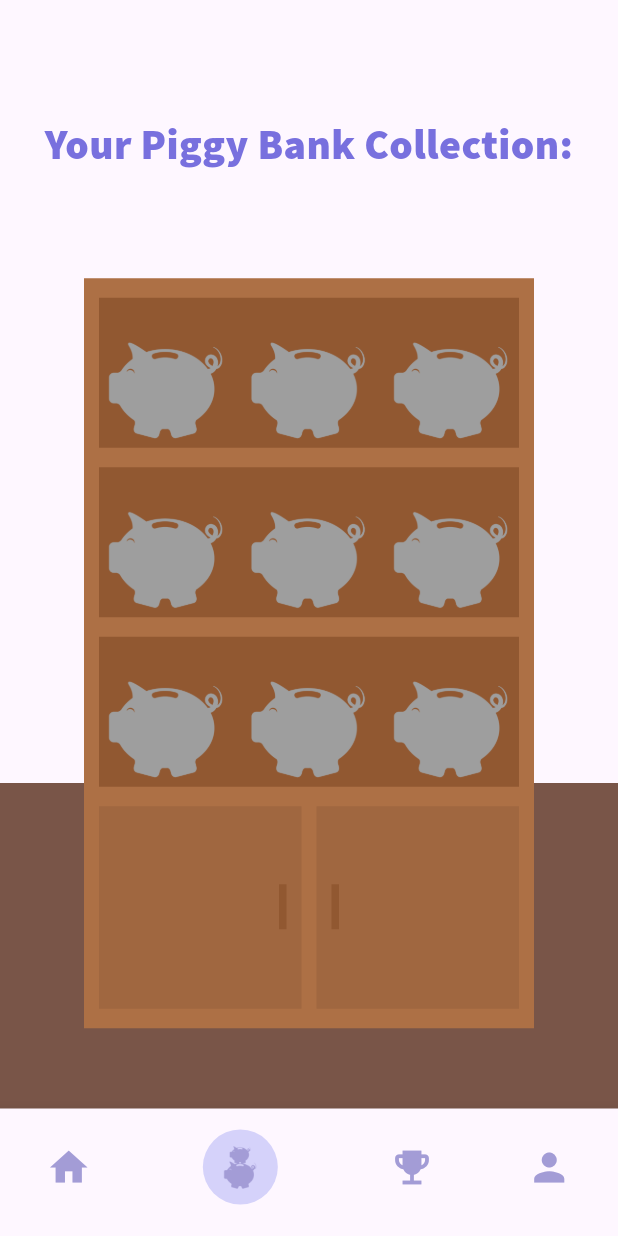
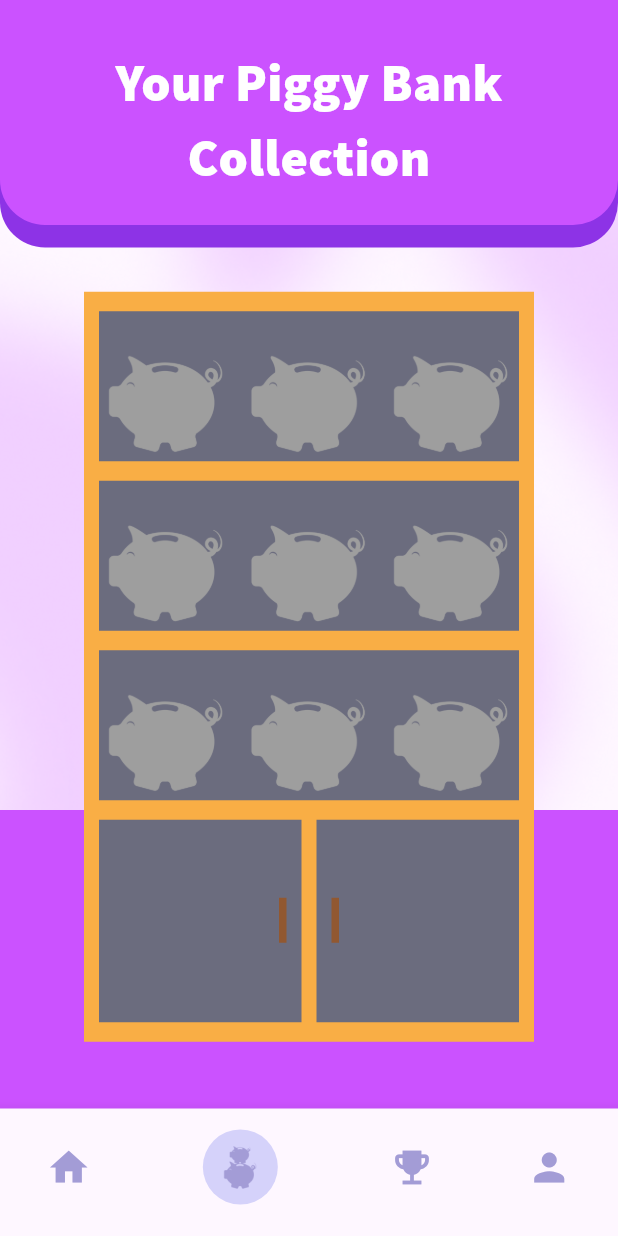
Before and after one commit to Mohamed-Amara/CoinWaFront-KMA-Q125, a Flutter app: the LobbyPage screen opened directly, item 2 of the bottom bar chosen, on a phone screen of 412 x 824 dp. Run offline on Flutter 3.47's test engine with Material 3 defaults, Android fonts, the light colour scheme and no system bars; our stand-ins replace animated_text_kit, audioplayers, confetti, dotted_border, flutter_secure_storage, jwt_decoder and 6 more; accounts and stored records are empty; network calls fail; project files that could hold a hidden picture were left out.

```diff
--- a/lib/Bottom-Navigation-Bar/pigshelf.dart
+++ b/lib/Bottom-Navigation-Bar/pigshelf.dart
@@ -31,24 +31,72 @@ class _BookshelfPageState extends State<BookshelfPage> {
 
   @override
   Widget build(BuildContext context) {
-    return Column(
+    return Container(
+      width: double.infinity,
+      height: double.infinity,
+      decoration: BoxDecoration(
+        image: DecorationImage(
+          image: AssetImage('assets/trophy_background.png'), // Add your image here
+          fit: BoxFit.cover, // Ensure the image covers the whole screen
+        ),
+      ),
+      child: Column(
         mainAxisAlignment: MainAxisAlignment.center,
         crossAxisAlignment: CrossAxisAlignment.stretch,
         children: <Widget>[
-        const SizedBox(height: 60),
-        const Padding(
-          padding: EdgeInsets.all(16.0),
-          child: Text(
-            'Your Piggy Bank Collection:',
-            textAlign: TextAlign.center,
-            style: TextStyle(
-              fontFamily: 'Source',
-              fontSize: 28,
-              color: Color(0xFF7870DE),
-              fontWeight: FontWeight.bold,
+          Stack(
+            clipBehavior: Clip.none,
+            alignment: Alignment.topCenter,
+            children: [
+              Positioned(
+                top: 15,
+                left: 0,
+                right: 0,
+                child: Container(
+                  width: MediaQuery.of(context).size.width, // Get screen width dynamically
+                  height: 150, // Increased height for a longer banner
+                  decoration: const BoxDecoration(
+                    color: Color.fromARGB(255, 141, 51, 230), // rgb(118, 121, 185)
+                    borderRadius: BorderRadius.only(
+                      bottomLeft: Radius.circular(30),
+                      bottomRight: Radius.circular(30),
                     ),
                   ),
                 ),
+              ),
+              Container(
+                width: MediaQuery.of(context).size.width, // Get screen width dynamically
+                height: 150, // Increased height for the banner to match the first container
+                padding: const EdgeInsets.symmetric(horizontal: 20),
+                decoration: const BoxDecoration(
+                  color: Color.fromARGB(255, 203, 82, 255), // rgb(160, 161, 251)
+                  borderRadius: BorderRadius.only(
+                    bottomLeft: Radius.circular(30),
+                    bottomRight: Radius.circular(30),
+                  ),
+                ),
+                child: const Column(
+                  mainAxisAlignment: MainAxisAlignment.center,
+                  crossAxisAlignment: CrossAxisAlignment.center,
+                  children: [
+                    SizedBox(height: 30), // Increased space before the text
+                    Text(
+                      "Your Piggy Bank Collection",
+                      textAlign: TextAlign.center,
+                      style: TextStyle(
+                        color: Colors.white,
+                        fontSize: 35,
+                        fontWeight: FontWeight.bold,
+                        fontFamily: "Source",
+                      ),
+                    ),
+                    SizedBox(height: 20), // Extra space between the text and the bottom
+                  ],
+                ),
+              ),
+            ],
+          ),
+
           Expanded(
             child: Stack(
               alignment: Alignment.center,
@@ -58,14 +106,14 @@ class _BookshelfPageState extends State<BookshelfPage> {
                   child: Container(
                     width: MediaQuery.of(context).size.width,
                     height: 500,
-                  color: Colors.brown,
+                    color: Color.fromARGB(255, 203, 82, 255),
                   ),
                 ),
                 SingleChildScrollView(
                   child: Align(
                     alignment: Alignment.center,
                     child: Container(
-                    color: const Color(0xffad7045),
+                      color: const Color(0xFFF9AE45),
                       width: 300,
                       height: 500,
                       child: Column(
@@ -84,8 +132,10 @@ class _BookshelfPageState extends State<BookshelfPage> {
             ),
           ),
         ],
+      ),
     );
   }
+
 
   Widget buildShelfRow(BuildContext context, int startIndex) {
     return Stack(
@@ -93,9 +143,10 @@ class _BookshelfPageState extends State<BookshelfPage> {
       children: [
         Center(
           child: Container(
-            color: const Color(0xff915831),
+            color: const Color.fromARGB(255, 107, 108, 126),
             width: 280,
             height: 100,
+
           ),
         ),
         Row(
@@ -108,15 +159,15 @@ class _BookshelfPageState extends State<BookshelfPage> {
             if (pigIndex == 0 && completedLevels > 5) {
               print(pigIndex);
               print(completedLevels);
-              pigColor = Colors.green; // Turn the first piggy bank green
+              pigColor = Color(0xFF3CB371); // Turn the first piggy bank green
             } else if (pigIndex == 1 && completedLevels > 10) {
               print(pigIndex);
               print(completedLevels);
-              pigColor = const Color(0xff6327DB); // Turn the second piggy bank purple
+              pigColor = const Color(0xFFFFD64B); // Turn the second piggy bank purple
             }else if (pigIndex == 2 && completedLevels >= 15) {
               print(pigIndex);
               print(completedLevels);
-              pigColor = const Color(0xFF2596BE); // Turn the third piggy bank blue
+              pigColor = const Color(0xFF8BE1D9); // Turn the third piggy bank blue
             }
 
 
@@ -142,7 +193,7 @@ class _BookshelfPageState extends State<BookshelfPage> {
         Stack(
           children: [
             Container(
-              color: const Color(0xffa06740),
+              color: const Color.fromARGB(255, 107, 108, 126),
               width: 135,
               height: 135,
             ),
@@ -161,9 +212,10 @@ class _BookshelfPageState extends State<BookshelfPage> {
         Stack(
           children: [
             Container(
-              color: const Color(0xffa06740),
+              color: const Color.fromARGB(255, 107, 108, 126),
               width: 135,
               height: 135,
+
             ),
             Positioned(
               left: 10,
--- a/pubspec.yaml
+++ b/pubspec.yaml
@@ -336,3 +336,4 @@ flutter:
     - assets/world.png
     - assets/weekstreakback.png
     - assets/streakpopback.png
+    - assets/trophy_background.png
```
Also changed, not shown: assets/trophy_background.png (added). Lines whose indentation alone changed are shown as unchanged.
